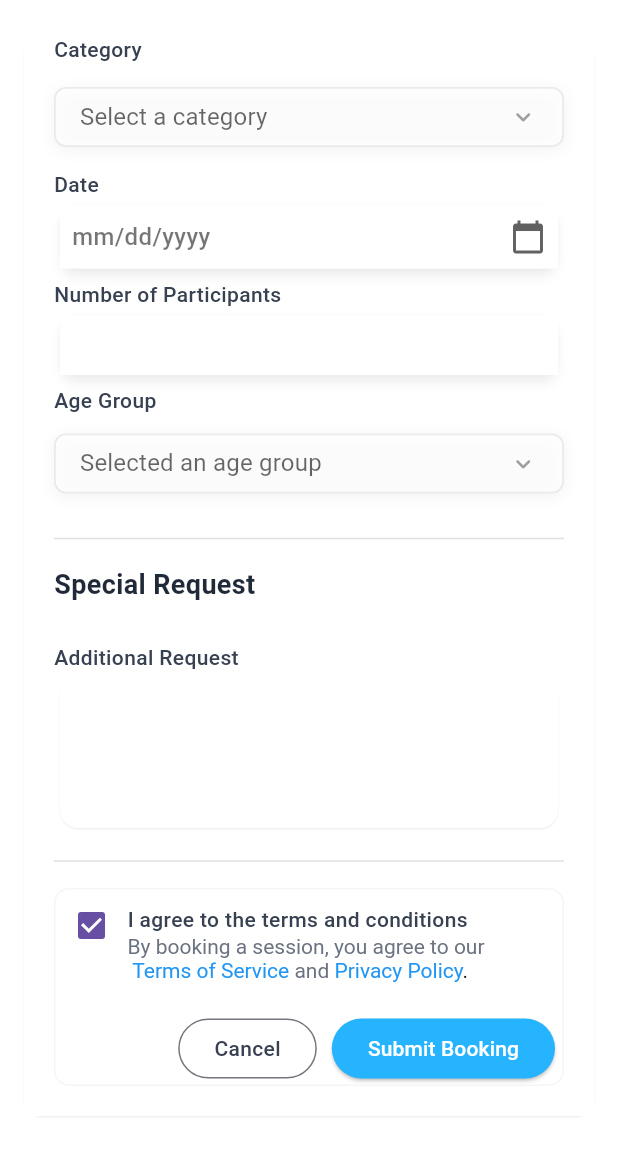
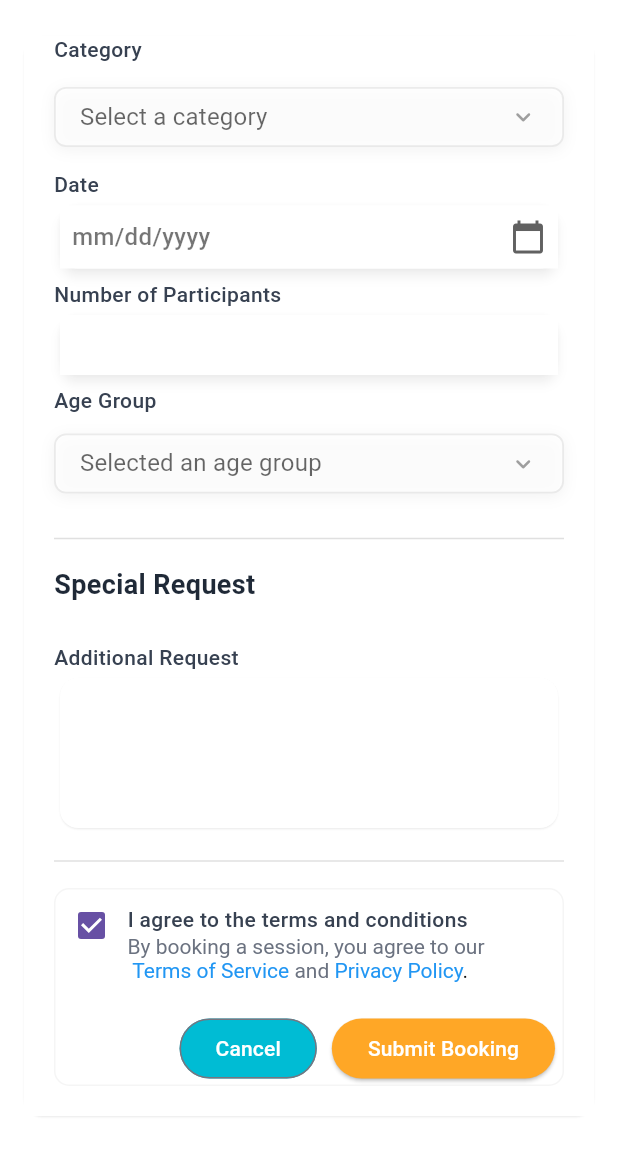
Before and after one commit to MTS-Services/Batteryqk_web-version-App-, a Flutter app: the BookScreen screen opened directly, scrolled down 571 dp, after a tap on "Cancel", on a phone screen of 412 x 824 dp, the part 84-1236 px from its top. Run offline on Flutter 3.47's test engine with Material 3 defaults, Android fonts, the phone set to English and light mode, and no system bars; drawn by our look-alikes of dropdown_button2; our stand-ins replace font_awesome_flutter, google_fonts, pin_code_fields.

Commit message:
bookscreen button color change by Remon

```diff
--- a/lib/features/authentication/views/book_screen.dart
+++ b/lib/features/authentication/views/book_screen.dart
@@ -388,13 +388,14 @@ class _BookScreenState extends State<BookScreen> {
                                   OutlinedButton(
                                     onPressed: () {
                                       print('Cancel pressed');
-                                    },
+                                    }, style: OutlinedButton.styleFrom(
+                                    backgroundColor: AppColor.blueColor
+                                  ),
                                     child: Text(
                                       'Cancel',
-                                      style:
-                                          Theme.of(
-                                            context,
-                                          ).textTheme.bodyMedium,
+                                      style:TextStyle(
+                                        color:Colors.white,fontWeight: FontWeight.w500,fontSize: 14
+                                      ),
                                     ),
                                   ),
                                   SizedBox(width: 10),
@@ -406,7 +407,7 @@ class _BookScreenState extends State<BookScreen> {
                                             }
                                             : null,
                                     style: ElevatedButton.styleFrom(
-                                      backgroundColor: Color(0xFF26B3FF),
+                                      backgroundColor: AppColor.orangeColor,
                                       foregroundColor: Colors.white,
                                     ),
                                     child: Text(
```
Also changed, not shown: lib/main.dart (+2 -7 lines).
